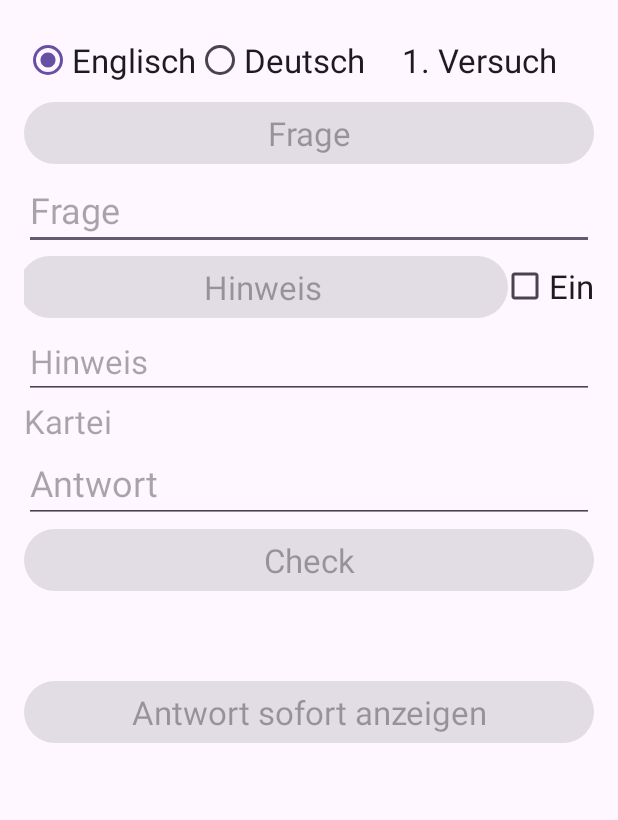
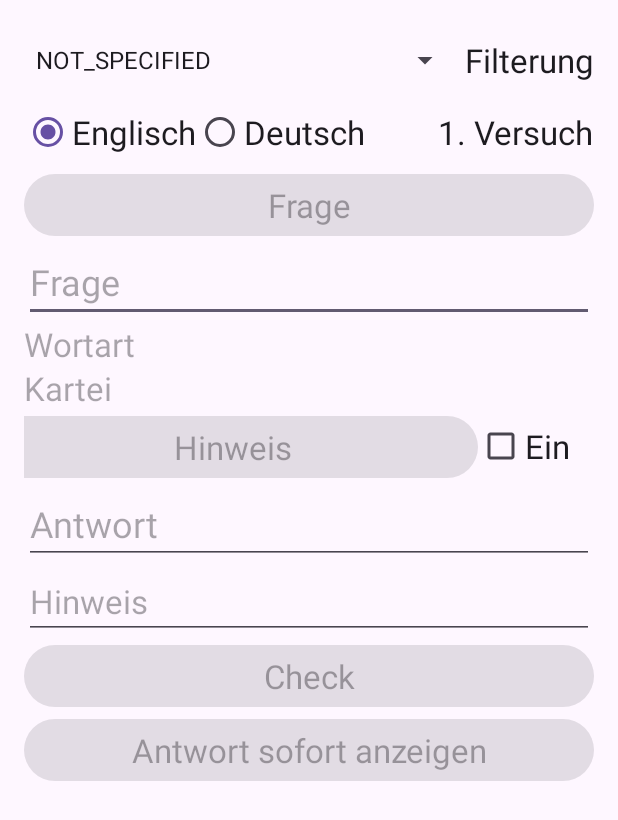
Before and after one commit to KolaSiro/TeachUSelf, an Android app: the screen it shows after launch (AbfragenActivity), after a tap on "Abfragen", on a phone screen of 412 x 824 dp. Shown: the top 820 px of the screen. Run offline under Robolectric (Android 15) with nearby library versions, the phone set to English and light mode, and no system bars; 1 statement that could not run was skipped; 3 other taps on this screen came first.

Commit message:
WortArt geändert, erweitert. Filterung für WortArt erstellt.

```diff
--- a/app/src/main/java/com/example/tys/AbfragenActivity.java
+++ b/app/src/main/java/com/example/tys/AbfragenActivity.java
@@ -1,12 +1,15 @@
 package com.example.tys;
 
+import android.content.SharedPreferences;
 import android.graphics.Color;
 import android.os.Bundle;
 import android.view.View;
+import android.widget.AdapterView;
 import android.widget.Button;
 import android.widget.CheckBox;
 import android.widget.EditText;
 import android.widget.RadioButton;
+import android.widget.Spinner;
 import android.widget.TextView;
 import android.widget.Toast;
 
@@ -15,6 +18,8 @@ import androidx.appcompat.app.AppCompatActivity;
 import androidx.core.graphics.Insets;
 import androidx.core.view.ViewCompat;
 import androidx.core.view.WindowInsetsCompat;
+
+import static com.example.tys.MainActivity.WORDART_FILTER;
 
 public class AbfragenActivity extends AppCompatActivity
 {
@@ -31,6 +36,7 @@ public class AbfragenActivity extends AppCompatActivity
     private TextView tvVersuche;
     private TextView tvHinweis1;
     private Integer nVersuche = 0;
+    private Spinner spWortArtFilter = null;
     DbConnection db = null;
 
     @Override
@@ -49,7 +55,7 @@ public class AbfragenActivity extends AppCompatActivity
         rbEnglisch = findViewById(R.id.rbEnglisch);
         rbDeutsch = findViewById(R.id.rbDeutsch);
         rbEnglisch.setClickable(true);
-        rbDeutsch.setClickable(true);
+        rbDeutsch.setClickable(false);
         cbHinweisEin = findViewById(R.id.cbHinweisEin);
 
         edAntwort =  findViewById(R.id.edAntwort);
@@ -64,6 +70,57 @@ public class AbfragenActivity extends AppCompatActivity
         btnAntwortAnzeigen.setEnabled(false);
         tvVersuche = findViewById(R.id.tvAnzahVersuche);
         tvHinweis1 = findViewById(R.id.tvFrageHinweis);
+        spWortArtFilter = findViewById(R.id.spFilterFrage);
+
+        SharedPreferences sharedPreferences = getSharedPreferences("MyAppPreferences", MODE_PRIVATE);
+        String sFilter = sharedPreferences.getString(WORDART_FILTER, "");
+        String []anzeigen = getResources().getStringArray(R.array.wordarten);
+        int nIndex = 0;
+
+        for (String s: anzeigen)
+        {
+            if ( s.equals(sFilter))
+            {
+                spWortArtFilter.setSelection(nIndex);
+                break;
+            }
+            nIndex++;
+        }
+
+        spWortArtFilter.setOnItemSelectedListener(new AdapterView.OnItemSelectedListener()
+        {
+            @Override
+            public void onItemSelected(AdapterView<?> adapterView, View arg1, int position, long id)
+            {
+                String workRequestType = adapterView.getItemAtPosition(position).toString();
+
+                Object item = adapterView.getItemAtPosition(position);
+
+                if (item != null)
+                {
+                    Toast.makeText(AbfragenActivity.this, workRequestType, Toast.LENGTH_LONG).show();
+
+                    // Anzeige aus Spinner lesen
+                    final String[] anzeige = getResources().getStringArray(R.array.wordarten);
+                    int nPosLookUp = adapterView.getSelectedItemPosition();
+                    final String sWert = anzeige[nPosLookUp];
+
+                    // Anzeige in Preferences schreiben
+                    SharedPreferences sharedPreferences = getSharedPreferences("MyAppPreferences", MODE_PRIVATE);
+                    SharedPreferences.Editor editor = sharedPreferences.edit();
+                    editor.putString(WORDART_FILTER, sWert); // User Wahl in Preferences speichern
+                    editor.commit();
+
+                    onResume();
+                }
+            }
+
+            @Override
+            public void onNothingSelected(AdapterView<?> arg0)
+            {
+                // TODO Auto-generated method stub
+            }
+        });
     }
 
     public void onSpacheGewaehlt(View view)
@@ -77,7 +134,7 @@ public class AbfragenActivity extends AppCompatActivity
     {
         btnFrage.setEnabled(false);
 
-        item = db.getOneDataSet(this);
+        item = db.getOneDataSetFromWordArt(this);
 
         if (item == null)
         {
@@ -104,13 +161,15 @@ public class AbfragenActivity extends AppCompatActivity
 
         if ( rbEnglisch.isChecked() )
         {
-            edFrage.setText(item.getWort1() == null ? "" : item.getWort1() + " [" + item.getArt() + "]");
+            edFrage.setText(item.getWort1() == null ? "" : item.getWort1() );
         }
         else
         {
-            edFrage.setText(item.getWort2() == null ? "" : item.getWort2()+ " [" + item.getArt() + "]");
+            edFrage.setText(item.getWort2() == null ? "" : item.getWort2());
         }
 
+        TextView tvWortArt = findViewById(R.id.tvWortArtAbfrage);
+        tvWortArt.setText(item.getArt() != null ? item.getArt() : "");
         btnCheck.setEnabled(true);
         btnAntwortAnzeigen.setEnabled(true);
     }
--- a/app/src/main/java/com/example/tys/MainActivity.java
+++ b/app/src/main/java/com/example/tys/MainActivity.java
@@ -35,18 +35,11 @@ public class MainActivity extends AppCompatActivity
     // Datenimport
     private static final int REQUEST_STORAGE_PERMISSION = 1;
 
+    // Datenfilterung anhand von der Wortart
+    public static final String WORDART_FILTER = "WORDART_FILTER";
+
     // Datensortierung
     public static final String ANZEIGE_SORTIERUNG = "ANZEIGE_SORTIERUNG";
-
-    // Wort Arten
-    public static final String NOUN = "Noun"; // Hauptwort
-    public static final String VERB = "Verb"; // Verb
-    public static final String ADJ = "Adjectiv"; // Adjektiv
-    public static final String ADV = "Adverb"; // Adverb
-    public static final String IDIOM = "Idiom"; // Redewendung
-    public static final String EMPTY_ART = "Empty"; // Wortart nicht festgelegt
-    public static final String SENTENCE = "Sen"; // ganzer oder Teilsatz
-
 
     @Override
     protected void onCreate(Bundle savedInstanceState)
@@ -167,13 +160,26 @@ public class MainActivity extends AppCompatActivity
     private void insertTestData(DbConnection db)
     {
         if ( db.getDaten(this, -1).size() > 0)
+        {
             return; // Daten sind schon importiert
+        }
+
         try
         {
-            db.insert(this, new Daten("Hello", "Hallo", EMPTY_ART, "greeting", "Begrüssung", 3));
-            db.insert(this, new Daten("red", "rot", ADJ, "color", "Farbe", 2));
-            db.insert(this, new Daten("green", "grün", ADJ, "color", "Farbe", 1));
-            db.insert(this, new Daten("blue", "blau", ADJ, "color", "Farbe", 5));
+            // Wort Arten
+            final String NOT_SPECIFIED = getResources().getStringArray(R.array.wordarten)[0];
+            final String NOUN = getResources().getStringArray(R.array.wordarten)[1]; // Hauptwort
+            final String VERB = getResources().getStringArray(R.array.wordarten)[2]; // Verb
+            final String ADJECTIVE = getResources().getStringArray(R.array.wordarten)[3]; // Adjektiv
+            final String ADVERB = getResources().getStringArray(R.array.wordarten)[4]; // Adverb
+            final String IDIOM = getResources().getStringArray(R.array.wordarten)[5]; // Redewendung
+            final String SENTENCE = getResources().getStringArray(R.array.wordarten)[6]; // ganzer oder Teilsatz
+
+            // Daten fuer Import, damit die DB am Anfang nicht leer ist.
+            db.insert(this, new Daten("Hello", "Hallo", NOT_SPECIFIED, "greeting", "Begrüssung", 3));
+            db.insert(this, new Daten("red", "rot", ADJECTIVE, "color", "Farbe", 2));
+            db.insert(this, new Daten("green", "grün", ADJECTIVE, "color", "Farbe", 1));
+            db.insert(this, new Daten("blue", "blau", ADJECTIVE, "color", "Farbe", 5));
             db.insert(this, new Daten("table", "Tisch", NOUN, "furniture", "Möbel", 2));
             db.insert(this, new Daten("chair", "Stuhl", NOUN, "furniture", "Möbel", 4));
             db.insert(this, new Daten("lamp", "Lampe", NOUN, "furniture", "Möbel", 2));
@@ -187,11 +193,15 @@ public class MainActivity extends AppCompatActivity
             db.insert(this, new Daten("bread", "Brot", NOUN, "food", "Nahrung", 2));
             db.insert(this, new Daten("bird", "Vogel", NOUN, "animal", "Tier", 3));
             db.insert(this, new Daten("dog", "Hund", NOUN, "animal", "Tier", 2));
-            db.insert(this, new Daten("swift", "schnell", ADJ, "", "", 1));
+            db.insert(this, new Daten("swift", "schnell", ADJECTIVE, "", "", 1));
             db.insert(this, new Daten("striker", "Stürmer", NOUN, "player", "Spieler", 1));
             db.insert(this, new Daten("Bite the bullet", "In den sauren Apfel beissen", IDIOM, "Idiom", "Redewendung", 2));
             db.insert(this, new Daten("Cutting corners", "Am falschen Ende sparen", IDIOM, "Idiom", "Redewendung", 2));
             db.insert(this, new Daten("I am ill", "Ich bin krank", SENTENCE, "", "Gesundheitszustand", 2));
+            db.insert(this, new Daten("now", "jetzt" , ADVERB, "", "Zeitpunkt", 2));
+            db.insert(this, new Daten("yesterday", "gestern" , ADVERB, "", "Zeitpunkt", 2));
+            db.insert(this, new Daten("often", "oft" , ADVERB, "", "Wiederholung", 2));
+            db.insert(this, new Daten("dayly", "täglich" , ADVERB, "", "Zeitpunkt", 2));
         }
         catch( Exception ex)
         {
@@ -245,12 +255,12 @@ public class MainActivity extends AppCompatActivity
                     // Bsp. 1;cool;kühl;ADJ;Themperature;Themperatur
                     String[] item = line.split(";");
                     // Test ob es zuviele Spalten hat
-                    if (item.length >= 6)
+                    if (item.length > 6)
                     {
                         Log.e("TYS", "Import-Zeile hat zu viele Spalten. Max. 6");
                         continue;
                     }
-                    String[] itemArray = {"", "", "", EMPTY_ART, "", ""};
+                    String[] itemArray = {"", "", "", "", "", ""};
 
                     for (int i = 0; i < item.length; i++)
                     {
@@ -293,7 +303,5 @@ public class MainActivity extends AppCompatActivity
             Toast.makeText(this, "InputStream failed" + ex.getMessage(), Toast.LENGTH_SHORT).show();
             ex.printStackTrace();
         }
-
-
     }
 }
--- a/app/src/main/res/layout/activity_abfragen.xml
+++ b/app/src/main/res/layout/activity_abfragen.xml
@@ -16,12 +16,10 @@
         android:onClick="onAntwortSofortAnzeigen"
         android:text="Antwort sofort anzeigen"
         android:textAppearance="@style/TextAppearance.AppCompat.Large"
-        app:layout_constraintBottom_toBottomOf="parent"
         app:layout_constraintEnd_toEndOf="parent"
-        app:layout_constraintHorizontal_bias="1.0"
+        app:layout_constraintHorizontal_bias="0.0"
         app:layout_constraintStart_toStartOf="parent"
-        app:layout_constraintTop_toBottomOf="@+id/btnCheck"
-        app:layout_constraintVertical_bias="0.144" />
+        app:layout_constraintTop_toBottomOf="@+id/btnCheck" />
 
     <Button
         android:id="@+id/btnCheck"
@@ -33,7 +31,7 @@
         app:layout_constraintEnd_toEndOf="parent"
         app:layout_constraintHorizontal_bias="0.0"
         app:layout_constraintStart_toStartOf="parent"
-        app:layout_constraintTop_toBottomOf="@+id/edAntwort" />
+        app:layout_constraintTop_toBottomOf="@+id/tvFrageHinweis" />
 
     <Button
         android:id="@+id/btnHinweisAnzeigen"
@@ -43,8 +41,9 @@
         android:text="Hinweis"
         android:textAppearance="@style/TextAppearance.AppCompat.Large"
         app:layout_constraintEnd_toStartOf="@+id/cbHinweisEin"
+        app:layout_constraintHorizontal_bias="1.0"
         app:layout_constraintStart_toStartOf="parent"
-        app:layout_constraintTop_toBottomOf="@+id/edFrageWort" />
+        app:layout_constraintTop_toBottomOf="@+id/tvPosition" />
 
     <Button
         android:id="@+id/btnFrage"
@@ -54,6 +53,7 @@
         android:text="Frage"
         android:textAppearance="@style/TextAppearance.AppCompat.Large"
         app:layout_constraintEnd_toEndOf="parent"
+        app:layout_constraintHorizontal_bias="0.0"
         app:layout_constraintStart_toStartOf="parent"
         app:layout_constraintTop_toBottomOf="@+id/rgrpEnglischDeutsch" />
 
@@ -61,13 +61,12 @@
         android:id="@+id/cbHinweisEin"
         android:layout_width="wrap_content"
         android:layout_height="wrap_content"
-        android:layout_marginBottom="1dp"
+        android:layout_marginEnd="16dp"
         android:onClick="onHinweisEinschalten"
         android:text="Ein"
         android:textAppearance="@style/TextAppearance.AppCompat.Large"
-        app:layout_constraintBottom_toTopOf="@+id/tvFrageHinweis"
         app:layout_constraintEnd_toEndOf="parent"
-        app:layout_constraintTop_toBottomOf="@+id/edFrageWort" />
+        app:layout_constraintTop_toBottomOf="@+id/tvPosition" />
 
     <EditText
         android:id="@+id/edFrageWort"
@@ -93,7 +92,7 @@
         app:layout_constraintEnd_toEndOf="parent"
         app:layout_constraintHorizontal_bias="0.0"
         app:layout_constraintStart_toStartOf="parent"
-        app:layout_constraintTop_toBottomOf="@+id/tvPosition" />
+        app:layout_constraintTop_toBottomOf="@+id/btnHinweisAnzeigen" />
 
     <EditText
         android:id="@+id/tvFrageHinweis"
@@ -103,8 +102,9 @@
         android:inputType="textMultiLine"
         android:textAppearance="@style/TextAppearance.AppCompat.Large"
         app:layout_constraintEnd_toEndOf="parent"
+        app:layout_constraintHorizontal_bias="0.0"
         app:layout_constraintStart_toStartOf="parent"
-        app:layout_constraintTop_toBottomOf="@+id/btnHinweisAnzeigen" />
+        app:layout_constraintTop_toBottomOf="@+id/edAntwort" />
 
     <RadioGroup
         android:id="@+id/rgrpEnglischDeutsch"
@@ -112,7 +112,7 @@
         android:layout_height="wrap_content"
         android:orientation="horizontal"
         app:layout_constraintStart_toStartOf="parent"
-        app:layout_constraintTop_toTopOf="parent">
+        app:layout_constraintTop_toBottomOf="@+id/spFilterFrage">
 
         <RadioButton
             android:id="@+id/rbEnglisch"
@@ -121,16 +121,35 @@
             android:checked="true"
             android:onClick="onSpacheGewaehlt"
             android:text="Englisch"
-            android:textAppearance="@style/TextAppearance.AppCompat.Large" />
+            android:textAppearance="@style/TextAppearance.AppCompat.Large"
+            tools:layout_editor_absoluteX="-1dp"
+            tools:layout_editor_absoluteY="45dp" />
 
         <RadioButton
             android:id="@+id/rbDeutsch"
             android:layout_width="wrap_content"
             android:layout_height="wrap_content"
+            android:enabled="true"
             android:onClick="onSpacheGewaehlt"
             android:text="Deutsch"
-            android:textAppearance="@style/TextAppearance.AppCompat.Large" />
+            android:textAppearance="@style/TextAppearance.AppCompat.Large"
+            android:visibility="visible"
+            tools:layout_editor_absoluteX="129dp"
+            tools:layout_editor_absoluteY="54dp" />
+
+
     </RadioGroup>
+
+    <Spinner
+        android:id="@+id/spFilterFrage"
+        android:layout_width="291dp"
+        android:layout_height="48dp"
+        android:entries="@array/wordarten"
+        android:spinnerMode="dropdown"
+        app:layout_constraintEnd_toStartOf="@+id/tvFilterFrage"
+        app:layout_constraintHorizontal_bias="0.0"
+        app:layout_constraintStart_toStartOf="parent"
+        app:layout_constraintTop_toTopOf="parent" />
 
     <TextView
         android:id="@+id/tvPosition"
@@ -139,9 +158,8 @@
         android:hint="Kartei"
         android:textAppearance="@style/TextAppearance.AppCompat.Large"
         app:layout_constraintEnd_toEndOf="parent"
-        app:layout_constraintHorizontal_bias="0.0"
         app:layout_constraintStart_toStartOf="parent"
-        app:layout_constraintTop_toBottomOf="@+id/tvFrageHinweis" />
+        app:layout_constraintTop_toBottomOf="@+id/tvWortArtAbfrage" />
 
     <TextView
         android:id="@+id/tvAnzahVersuche"
@@ -151,8 +169,29 @@
         android:textAppearance="@style/TextAppearance.AppCompat.Large"
         app:layout_constraintBottom_toTopOf="@+id/btnFrage"
         app:layout_constraintEnd_toEndOf="parent"
+        app:layout_constraintHorizontal_bias="1"
         app:layout_constraintStart_toEndOf="@+id/rgrpEnglischDeutsch"
+        app:layout_constraintTop_toBottomOf="@+id/spFilterFrage" />
+
+    <TextView
+        android:id="@+id/tvFilterFrage"
+        android:layout_width="wrap_content"
+        android:layout_height="wrap_content"
+        android:text="Filterung"
+        android:textAppearance="@style/TextAppearance.AppCompat.Large"
+        app:layout_constraintBottom_toTopOf="@+id/rgrpEnglischDeutsch"
+        app:layout_constraintEnd_toEndOf="parent"
         app:layout_constraintTop_toTopOf="parent" />
+
+    <TextView
+        android:id="@+id/tvWortArtAbfrage"
+        android:layout_width="0dp"
+        android:layout_height="wrap_content"
+        android:hint="Wortart"
+        android:textAppearance="@style/TextAppearance.AppCompat.Large"
+        app:layout_constraintEnd_toEndOf="parent"
+        app:layout_constraintStart_toStartOf="parent"
+        app:layout_constraintTop_toBottomOf="@+id/edFrageWort" />
 
 
 </androidx.constraintlayout.widget.ConstraintLayout>
--- a/app/src/main/res/layout/activity_erfassen.xml
+++ b/app/src/main/res/layout/activity_erfassen.xml
@@ -100,8 +100,8 @@
         android:id="@+id/spWordArt"
         android:layout_width="0dp"
         android:layout_height="48dp"
-        android:entries="@array/wortart_anzeige"
-        android:entryValues="@array/wordart_werte"
+        android:entries="@array/wordarten"
+        android:entryValues="@array/wordarten"
         android:textSize="20sp"
         android:visibility="visible"
         app:layout_constraintBottom_toTopOf="@+id/edHinweis1"
--- a/app/src/main/res/values/arrays.xml
+++ b/app/src/main/res/values/arrays.xml
@@ -1,21 +1,35 @@
 <?xml version="1.0" encoding="utf-8"?>
 <resources>
-    <array name="wortart_anzeige">
-        <item>Noun</item>
-        <item>Verb</item>
-        <item>Adjective</item>
-        <item>Adverb</item>
-        <item>Idiom</item>
-    </array>
+<!--    <array name="wortart_anzeige">-->
+<!--        <item>Not Specified</item>-->
+<!--        <item>Noun</item>-->
+<!--        <item>Verb</item>-->
+<!--        <item>Adjective</item>-->
+<!--        <item>Adverb</item>-->
+<!--        <item>Idiom</item>-->
+<!--        <item>Sentence</item>-->
+<!--    </array>-->
 
-    <string-array name="wordart_werte">
-        <item>Noun</item>
-        <item>Verb</item>
-        <item>Adjective</item>
-        <item>Adverb</item>
-        <item>Idiom</item>
-    </string-array>
+<!--    <string-array name="wordart_werte">-->
+<!--        <item>NOT_SPECIFIED</item>-->
+<!--        <item>NOUN</item>-->
+<!--        <item>VERB</item>-->
+<!--        <item>ADJ</item>-->
+<!--        <item>ADV</item>-->
+<!--        <item>IDIOM</item>-->
+<!--        <item>SENTENCE</item>-->
+<!--    </string-array>-->
 
+    <string-array name="wordarten">
+    <item>NOT_SPECIFIED</item>
+    <item>NOUN</item>
+    <item>VERB</item>
+    <item>ADJECTIVE</item>
+    <item>ADVERB</item>
+    <item>IDIOM</item>
+    <item>SENTENCE</item>
+
+</string-array>
 
     <array name="anzeigen_sortierung_anzeige">
         <item>id ASC</item>
```
Also changed, not shown: app/src/main/java/com/example/tys/DbConnection.java (+57 -6 lines), app/src/main/java/com/example/tys/ErfassenActivity.java (+18 -4 lines).
